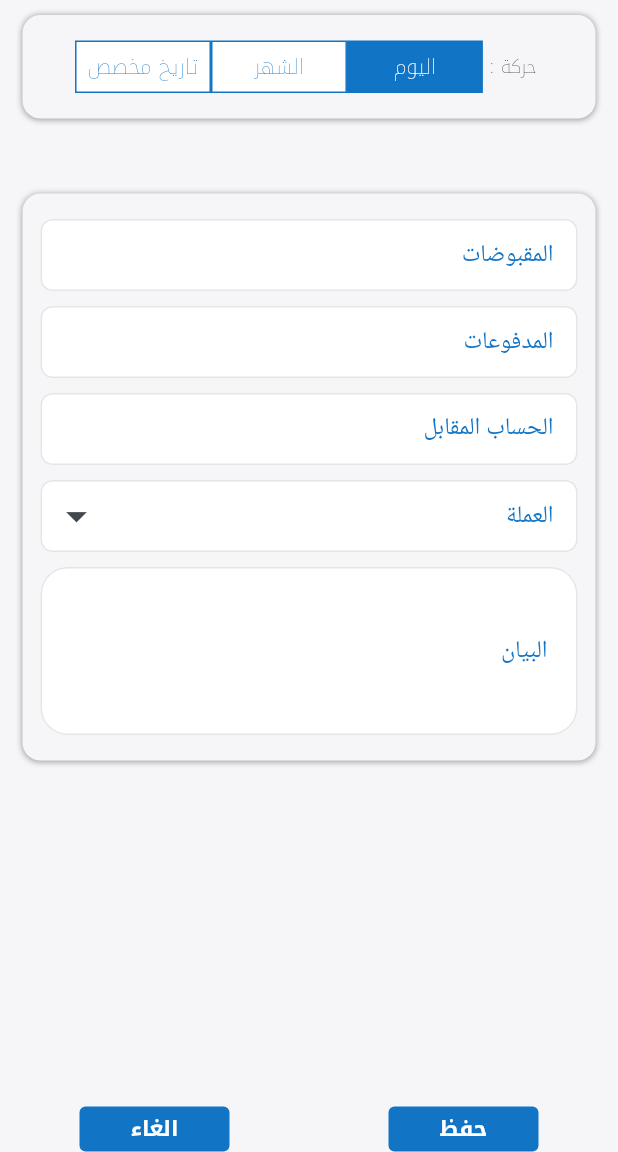
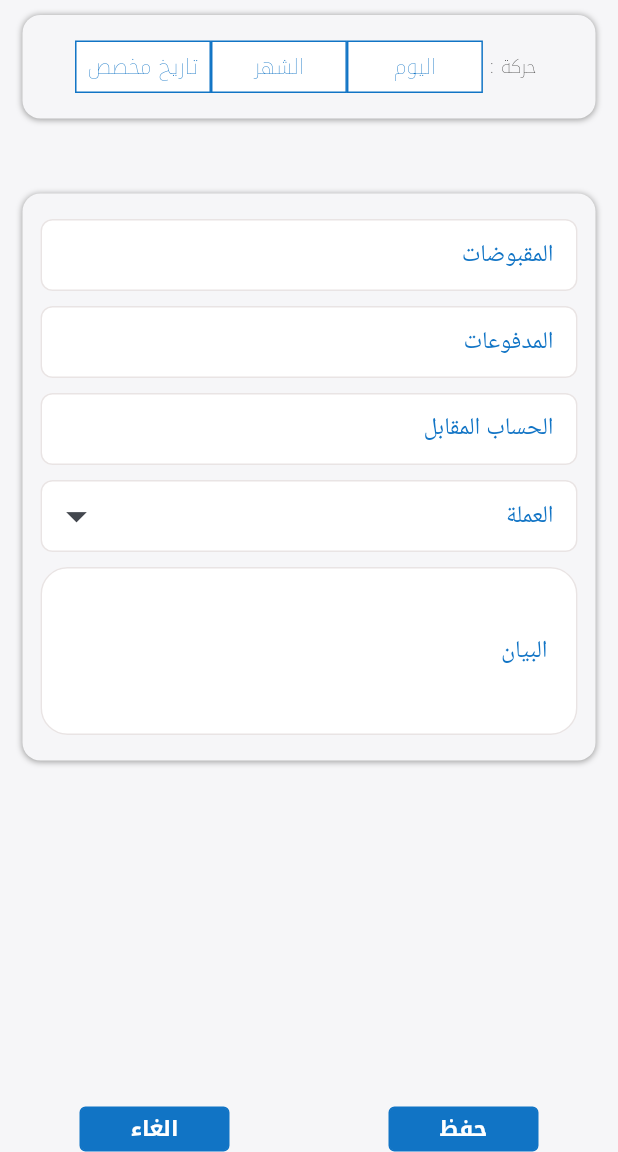
Before and after one commit to salimo2002/template, a Flutter app: the FundJournalView screen opened by its route, on a phone screen of 412 x 824 dp, the part 84-1236 px from its top. Run offline on Flutter 3.47's test engine with Material 3 defaults, Android fonts, the phone set to English and light mode, and no system bars; our stand-ins replace audioplayers, device_info_plus, flutter_bloc, flutter_svg, image_picker, video_player; missing offline and left inert: font_awesome_icon_class, mobile_scanner; accounts and stored records are empty; statements that could not run were skipped.

Commit message:
end fund journal view

```diff
--- a/lib/views/fund_journal_view.dart
+++ b/lib/views/fund_journal_view.dart
@@ -45,6 +45,13 @@ class _FundJournalViewState extends State<FundJournalView> {
   FocusNode currencyFoucs = FocusNode();
   FocusNode statementFoucs = FocusNode();
   final GlobalKey<FormState> globalKey = GlobalKey();
+  Color color1 = kWhite;
+  Color color2 = kWhite;
+  Color color3 = kWhite;
+  Color textColor1 = kBlueAccent;
+  Color textColor2 = kBlueAccent;
+  Color textColor3 = kBlueAccent;
+  late DateTime? dateTime;
 
   @override
   Widget build(BuildContext context) {
@@ -68,26 +75,63 @@ class _FundJournalViewState extends State<FundJournalView> {
                       Row(
                         mainAxisAlignment: MainAxisAlignment.center,
                         children: [
-                          ContainerFilter(
+                          InkWell(
+                            onTap: () {
+                              setState(() {
+                                color1 = kBlueAccent;
+                                textColor1 = kWhite;
+                                color3 = kWhite;
+                                textColor3 = kBlueAccent;
+                                color2 = kWhite;
+                                textColor2 = kBlueAccent;
+                              });
+                              selectDate(context);
+                            },
+                            child: ContainerFilter(
                               height: 35,
                               width: MediaQuery.sizeOf(context).width * .22,
                               text: 'تاريخ مخصص',
-                            containerColor: kWhite,
-                            textColor: kBlueAccent,
+                              containerColor: color1,
+                              textColor: textColor1,
                             ),
-                          ContainerFilter(
+                          ),
+                          InkWell(
+                            onTap: () {
+                              setState(() {
+                                color2 = kBlueAccent;
+                                textColor2 = kWhite;
+                                color3 = kWhite;
+                                textColor3 = kBlueAccent;
+                                color1 = kWhite;
+                                textColor1 = kBlueAccent;
+                              });
+                            },
+                            child: ContainerFilter(
                               height: 35,
                               width: MediaQuery.sizeOf(context).width * .22,
                               text: 'الشهر',
-                            containerColor: kWhite,
-                            textColor: kBlueAccent,
+                              containerColor: color2,
+                              textColor: textColor2,
                             ),
-                          ContainerFilter(
+                          ),
+                          InkWell(
+                            onTap: () {
+                              setState(() {
+                                color3 = kBlueAccent;
+                                textColor3 = kWhite;
+                                color2 = kWhite;
+                                textColor2 = kBlueAccent;
+                                color1 = kWhite;
+                                textColor1 = kBlueAccent;
+                              });
+                            },
+                            child: ContainerFilter(
                               height: 35,
                               width: MediaQuery.sizeOf(context).width * .22,
                               text: 'اليوم',
-                            containerColor: kBlueAccent,
-                            textColor: kWhite,
+                              containerColor: color3,
+                              textColor: textColor3,
+                            ),
                           ),
                           Flexible(
                             child: Text(
@@ -259,7 +303,11 @@ class _FundJournalViewState extends State<FundJournalView> {
                       children: [
                         CustomButtonSave(
                           onTap: () {
-                            Navigator.pushNamedAndRemoveUntil(context, HomeView.id,(route) => false,);
+                            Navigator.pushNamedAndRemoveUntil(
+                              context,
+                              HomeView.id,
+                              (route) => false,
+                            );
                           },
                           label: 'الغاء',
                         ),
@@ -292,7 +340,10 @@ class _FundJournalViewState extends State<FundJournalView> {
                                           currencyControler.text == 'دولار'
                                               ? 1
                                               : 0,
-                                      debDate: DateTime.parse(
+                                      debDate:
+                                          color1 == kBlueAccent
+                                              ? dateTime!
+                                              : DateTime.parse(
                                                 '${DateTime.now().year}-${DateTime.now().month.toString().padLeft(2, '0')}-${DateTime.now().day.toString().padLeft(2, '0')}',
                                               ),
                                     ),
@@ -310,12 +361,9 @@ class _FundJournalViewState extends State<FundJournalView> {
                                       kBlueAccent,
                                     ),
                                   );
-
-                                } else{accId=-1;}
-
-
+                                }
                               });
-                              if (accId==-1) {
+                              if (accId == 0) {
                                 ScaffoldMessenger.of(context).showSnackBar(
                                   customSnackBar(
                                     context,
@@ -324,7 +372,6 @@ class _FundJournalViewState extends State<FundJournalView> {
                                   ),
                                 );
                               }
-
                             }
                           },
                           label: 'حفظ',
@@ -338,6 +385,19 @@ class _FundJournalViewState extends State<FundJournalView> {
           ),
         ),
       ),
+    );
+  }
+
+  String formatDate(DateTime date) {
+    return '${date.year}-${date.month.toString().padLeft(2, '0')}-${date.day.toString().padLeft(2, '0')}';
+  }
+
+  Future<void> selectDate(BuildContext context) async {
+    dateTime = await showDatePicker(
+      context: context,
+      initialDate: DateTime.now(),
+      firstDate: DateTime(2025),
+      lastDate: DateTime(2026),
     );
   }
 
```
Lines whose indentation alone changed are shown as unchanged.
